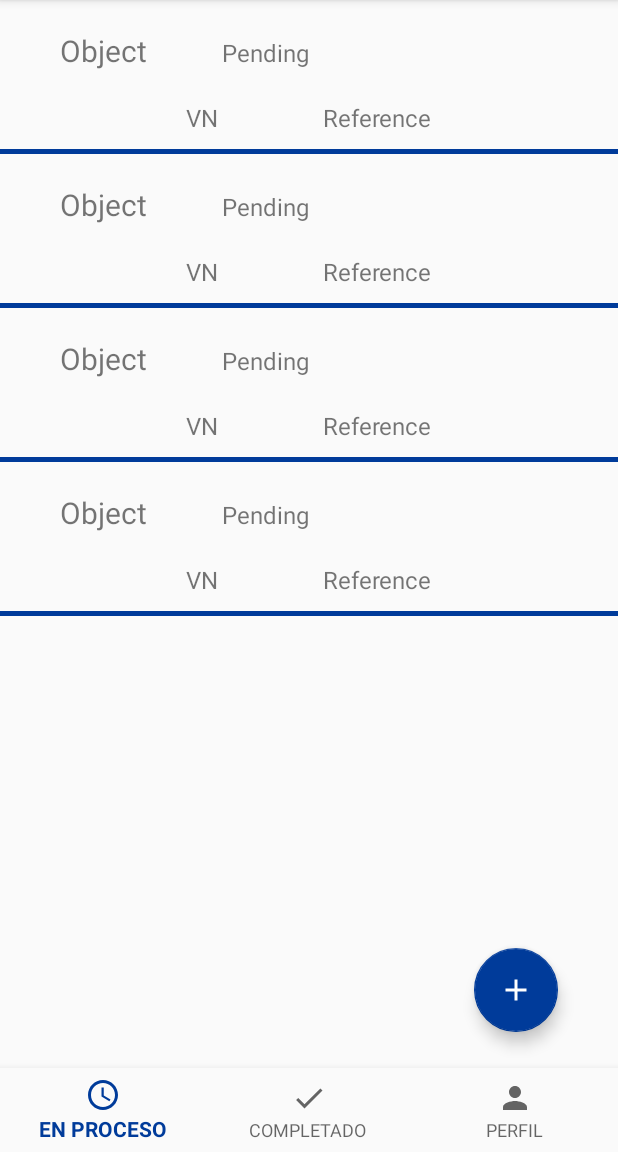
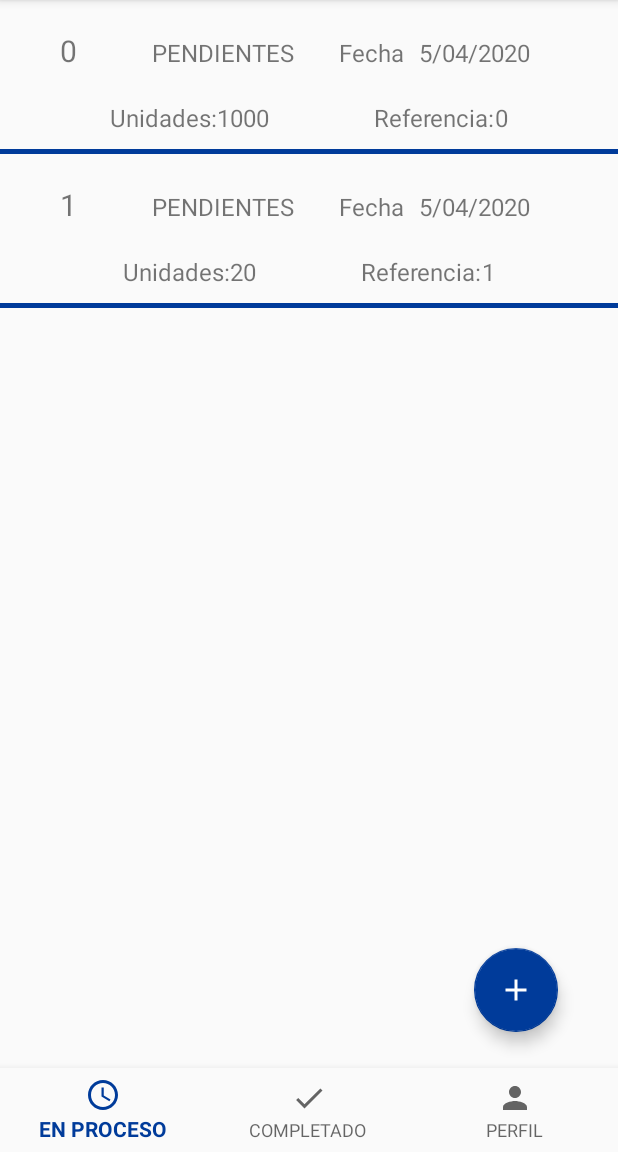
Before and after one commit to SergioMiguez/Kill-the-Creature-Hackathon, an Android app: the HomeFragment screen opened directly, with no data from a screen before it, on a phone screen of 412 x 824 dp, the part 84-1236 px from its top. Run offline under Robolectric (Android 15) with nearby library versions, the phone set to English and light mode, and no system bars; our stand-ins replace Volley, navigation-ui; network calls fail.

Commit message:
adaptacion a DB

```diff
--- a/Android-dev/HOSPITAPP/app/src/main/java/com/example/hospitapp/MainActivity.java
+++ b/Android-dev/HOSPITAPP/app/src/main/java/com/example/hospitapp/MainActivity.java
@@ -81,12 +81,6 @@ public class MainActivity extends AppCompatActivity {
 
         if (i.hasExtra("key.hospital.user.edited.data")) {
 
-            Bundle b = new Bundle();
-            b.putString("message", nameAdded.getText().toString());
-            NotificationsFragment fragmentN = new NotificationsFragment();
-            fragmentN.setArguments(b);
-            getSupportFragmentManager().beginTransaction().add(R.id.notification_fragment_id, fragmentN).commit();
-
             ArrayList<String> userInfoList = i.getStringArrayListExtra("key.hospital.user.edited.data");
 
             NotificationsFragment fragment = (NotificationsFragment) getSupportFragmentManager().findFragmentById(R.id.notification_fragment_id);
--- a/Android-dev/HOSPITAPP/app/src/main/java/com/example/hospitapp/Order.java
+++ b/Android-dev/HOSPITAPP/app/src/main/java/com/example/hospitapp/Order.java
@@ -2,52 +2,80 @@ package com.example.hospitapp;
 
 public class Order {
 
-    private String object;
-    private String volumeNumber;
-    private String state;
-    private String referenceID;
+    private int id;
+    private int id_objeto;
+    private int cantidad;
+    private int id_proveedor;;
+    private int id_hospital;
+    private String fecha;
+    private String direccion_envio;
 
-    public Order(String object, String volumeNumber, String state, String referenceID) {
-        this.object = object;
-        this.volumeNumber = volumeNumber;
-        this.state = state;
-        this.referenceID = referenceID;
-
+    public Order(int id, int id_objeto, int cantidad, int id_proveedor, int id_hospital, String fecha, String direccion_envio) {
+        this.id = id;
+        this.id_objeto = id_objeto;
+        this.cantidad = cantidad;
+        this.id_proveedor = id_proveedor;
+        this.id_hospital = id_hospital;
+        this.fecha = fecha;
+        this.direccion_envio = direccion_envio;
     }
 
     /** _______________ GETTER FUNCTIONS _______________ */
-
-    public String getObject() {
-        return object;
+    public int getId() {
+        return id;
     }
 
-    public String getVolumeNumber() {
-        return volumeNumber;
+    public int getId_objeto() {
+        return id_objeto;
     }
 
-    public String getState() {
-        return state;
+    public int getCantidad() {
+        return cantidad;
     }
 
-    public String getReferenceID() {
-        return referenceID;
+    public int getId_proveedor() {
+        return id_proveedor;
     }
 
-    /** _______________ SETTER FUNCTIONS _______________ */
-
-    public void setObject(String object) {
-        this.object = object;
+    public int getId_hospital() {
+        return id_hospital;
     }
 
-    public void setVolumeNumber(String volumeNumber) {
-        this.volumeNumber = volumeNumber;
+    public String getFecha() {
+        return fecha;
     }
 
-    public void setState(String state) {
-        this.state = state;
+    public String getDireccion_envio() {
+        return direccion_envio;
     }
 
-    public void setReferenceID(String referenceID) {
-        this.referenceID = referenceID;
+/** _______________ SETTER FUNCTIONS _______________ */
+
+    public void setId(int id) {
+        this.id = id;
+    }
+
+    public void setId_objeto(int id_objeto) {
+        this.id_objeto = id_objeto;
+    }
+
+    public void setCantidad(int cantidad) {
+        this.cantidad = cantidad;
+    }
+
+    public void setId_proveedor(int id_proveedor) {
+        this.id_proveedor = id_proveedor;
+    }
+
+    public void setId_hospital(int id_hospital) {
+        this.id_hospital = id_hospital;
+    }
+
+    public void setFecha(String fecha) {
+        this.fecha = fecha;
+    }
+
+    public void setDireccion_envio(String direccion_envio) {
+        this.direccion_envio = direccion_envio;
     }
 }
--- a/Android-dev/HOSPITAPP/app/src/main/java/com/example/hospitapp/ui/ListClassAdapter.java
+++ b/Android-dev/HOSPITAPP/app/src/main/java/com/example/hospitapp/ui/ListClassAdapter.java
@@ -1,5 +1,6 @@
 package com.example.hospitapp.ui;
 
+import android.content.Intent;
 import android.support.annotation.NonNull;
 import android.support.v7.widget.RecyclerView;
 import android.view.LayoutInflater;
@@ -7,6 +8,7 @@ import android.view.View;
 import android.view.ViewGroup;
 import android.widget.TextView;
 
+import com.android.volley.toolbox.StringRequest;
 import com.example.hospitapp.Order;
 import com.example.hospitapp.R;
 
@@ -16,22 +18,25 @@ public class ListClassAdapter extends RecyclerView.Adapter<ListClassAdapter.Orde
 
     ArrayList<Order> listOfOrders;
     private View.OnClickListener listener;
+    private String state;
 
-    public ListClassAdapter(ArrayList<Order> listsOfOrders) {
+    public ListClassAdapter(ArrayList<Order> listsOfOrders, String state) {
         this.listOfOrders = listsOfOrders;
+        this.state = state;
     }
 
     public class OrderViewHolder extends RecyclerView.ViewHolder {
 
         TextView textObject, textVolumeNumber,
-                textState, textReferenceID;
+                textState, textReferenceID, textFecha;
 
         public OrderViewHolder(@NonNull View itemView) {
             super(itemView);
             textObject = (TextView) itemView.findViewById(R.id.ObjectName);
             textVolumeNumber = (TextView) itemView.findViewById(R.id.VolumeNumber);
+            textFecha = (TextView) itemView.findViewById(R.id.fechaNumber);
             textState = (TextView) itemView.findViewById(R.id.State);
-            textReferenceID = (TextView) itemView.findViewById(R.id.ReferenceId);
+            textReferenceID = (TextView) itemView.findViewById(R.id.ReferenceIdNum);
         }
 
     }
@@ -49,10 +54,11 @@ public class ListClassAdapter extends RecyclerView.Adapter<ListClassAdapter.Orde
 
     @Override
     public void onBindViewHolder(@NonNull OrderViewHolder holder, int position) {
-        holder.textObject.setText(listOfOrders.get(position).getObject());
-        holder.textVolumeNumber.setText(listOfOrders.get(position).getVolumeNumber());
-        holder.textState.setText(listOfOrders.get(position).getState());
-        holder.textReferenceID.setText(listOfOrders.get(position).getReferenceID());
+        holder.textObject.setText("" + listOfOrders.get(position).getId_objeto());
+        holder.textVolumeNumber.setText("" + listOfOrders.get(position).getCantidad());
+        holder.textFecha.setText(listOfOrders.get(position).getFecha());
+        holder.textState.setText(state);
+        holder.textReferenceID.setText("" +listOfOrders.get(position).getId());
     }
 
     @Override
--- a/Android-dev/HOSPITAPP/app/src/main/java/com/example/hospitapp/ui/ListProveedoresClass.java
+++ b/Android-dev/HOSPITAPP/app/src/main/java/com/example/hospitapp/ui/ListProveedoresClass.java
@@ -47,7 +47,7 @@ public class ListProveedoresClass extends RecyclerView.Adapter<ListProveedoresCl
 
     @Override
     public void onBindViewHolder(@NonNull OrderViewHolder holder, int position) {
-        holder.textName.setText(listOfProveedores.get(position).getName());
+        holder.textName.setText(listOfProveedores.get(position).getNombre());
         holder.textBusinessName.setText(listOfProveedores.get(position).getNameBusiness());
         holder.textEmail.setText(listOfProveedores.get(position).getEmail());
     }
--- a/Android-dev/HOSPITAPP/app/src/main/java/com/example/hospitapp/ui/dashboard/DashboardFragment.java
+++ b/Android-dev/HOSPITAPP/app/src/main/java/com/example/hospitapp/ui/dashboard/DashboardFragment.java
@@ -41,7 +41,7 @@ public class DashboardFragment extends Fragment {
 
         fillList();
 
-        ListClassAdapter adapter = new ListClassAdapter(listOfOrders);
+        ListClassAdapter adapter = new ListClassAdapter(listOfOrders, "COMPLETADOS");
 
 
         recyclerView.setAdapter(adapter);
@@ -52,8 +52,8 @@ public class DashboardFragment extends Fragment {
 
 
     private void fillList() {
-        listOfOrders.add(new Order("Object","VN","Pending","Reference"));
-        listOfOrders.add(new Order("Object","VN","Pending","Reference"));
+        listOfOrders.add(new Order(0,0,1000,20, 0,"5/04/2020", "mi casa"));
+        listOfOrders.add(new Order(1,1,20,15, 1, "5/04/2020", "tu casa"));
 
 
     }
--- a/Android-dev/HOSPITAPP/app/src/main/java/com/example/hospitapp/ui/home/HomeFragment.java
+++ b/Android-dev/HOSPITAPP/app/src/main/java/com/example/hospitapp/ui/home/HomeFragment.java
@@ -51,7 +51,7 @@ public class HomeFragment extends Fragment {
 
         fillList();
 
-        ListClassAdapter adapter = new ListClassAdapter(listOfOrders);
+        ListClassAdapter adapter = new ListClassAdapter(listOfOrders, "PENDIENTES");
 
         adapter.setOnClickListener(new View.OnClickListener() {
             @Override
@@ -71,10 +71,9 @@ public class HomeFragment extends Fragment {
     }
 
     private void fillList() {
-        listOfOrders.add(new Order("Object","VN","Pending","Reference"));
-        listOfOrders.add(new Order("Object","VN","Pending","Reference"));
-        listOfOrders.add(new Order("Object","VN","Pending","Reference"));
-        listOfOrders.add(new Order("Object","VN","Pending","Reference"));
+        listOfOrders.add(new Order(0,0,1000,20, 0,"5/04/2020", "mi casa"));
+        listOfOrders.add(new Order(1,1,20,15, 1, "5/04/2020", "tu casa"));
+
 
         //makeListRequest("http://URLCALL");
 
--- a/Android-dev/HOSPITAPP/app/src/main/res/layout/item_list.xml
+++ b/Android-dev/HOSPITAPP/app/src/main/res/layout/item_list.xml
@@ -35,7 +35,29 @@
 
         </TextView>
 
+        <TextView
+            android:id="@+id/fecha"
+            android:layout_width="wrap_content"
+            android:layout_height="wrap_content"
+            android:text="Fecha"
+            android:textSize="16sp"
 
+            android:layout_marginLeft="30dp"
+            >
+
+        </TextView>
+
+        <TextView
+            android:id="@+id/fechaNumber"
+            android:layout_width="wrap_content"
+            android:layout_height="wrap_content"
+            android:text="Fecha"
+            android:textSize="16sp"
+
+            android:layout_marginLeft="10dp"
+            >
+
+        </TextView>
 
     </LinearLayout>
 
@@ -47,6 +69,17 @@
         android:layout_centerHorizontal="true"
         android:gravity="center_horizontal"
         >
+
+        <TextView
+            android:id="@+id/textVN"
+            android:layout_width="wrap_content"
+            android:layout_height="wrap_content"
+            android:text="Unidades:"
+            android:layout_marginTop="20dp"
+            android:textSize="16sp"
+            >
+
+        </TextView>
 
         <TextView
             android:id="@+id/VolumeNumber"
@@ -61,12 +94,23 @@
         </TextView>
 
         <TextView
-            android:id="@+id/ReferenceId"
+            android:id="@+id/ReferenceIdText"
             android:layout_width="wrap_content"
             android:layout_height="wrap_content"
             android:text="@string/referenceid"
             android:layout_marginTop="20dp"
-            android:layout_marginLeft="20dp"
+            android:layout_marginStart="20dp"
+            android:textSize="16sp"
+            >
+
+        </TextView>
+
+        <TextView
+            android:id="@+id/ReferenceIdNum"
+            android:layout_width="wrap_content"
+            android:layout_height="wrap_content"
+            android:text="@string/id"
+            android:layout_marginTop="20dp"
             android:textSize="16sp"
             >
 
--- a/Android-dev/HOSPITAPP/app/src/main/res/values/strings.xml
+++ b/Android-dev/HOSPITAPP/app/src/main/res/values/strings.xml
@@ -10,7 +10,7 @@
     <string name="abrir_calendario">Abrir calendario</string>
     <string name="seleccionar_un_dia">Seleccionar un dia</string>
     <string name="nombre">Objeto</string>
-    <string name="referenceid">ReferenceId</string>
+    <string name="referenceid">Referencia:</string>
     <string name="num_unidades">Número de unidades:</string>
     <string name="mantener_direccion_de_envio">¿Mantener direccion de envio?</string>
     <string name="si_eligiste_no_indica_la_nueva">Si eligiste no indica la nueva:</string>
@@ -32,6 +32,7 @@
     <string name="pass">Contraseña</string>
     <string name="nombre_proveedor">Proveedor</string>
     <string name="nombre_empresa">Empresa</string>
+    <string name="id">ID</string>
 
 
 </resources>
```
Also changed, not shown: Android-dev/HOSPITAPP/app/src/main/java/com/example/hospitapp/AddDialog.java (+7 -5 lines), Android-dev/HOSPITAPP/app/src/main/java/com/example/hospitapp/InfoPedidosDialog.java (+6 -8 lines), Android-dev/HOSPITAPP/app/src/main/java/com/example/hospitapp/Proveedor.java (+58 -7 lines), Android-dev/HOSPITAPP/app/src/main/java/com/example/hospitapp/RegisterActivity.java (+55 -47 lines).
